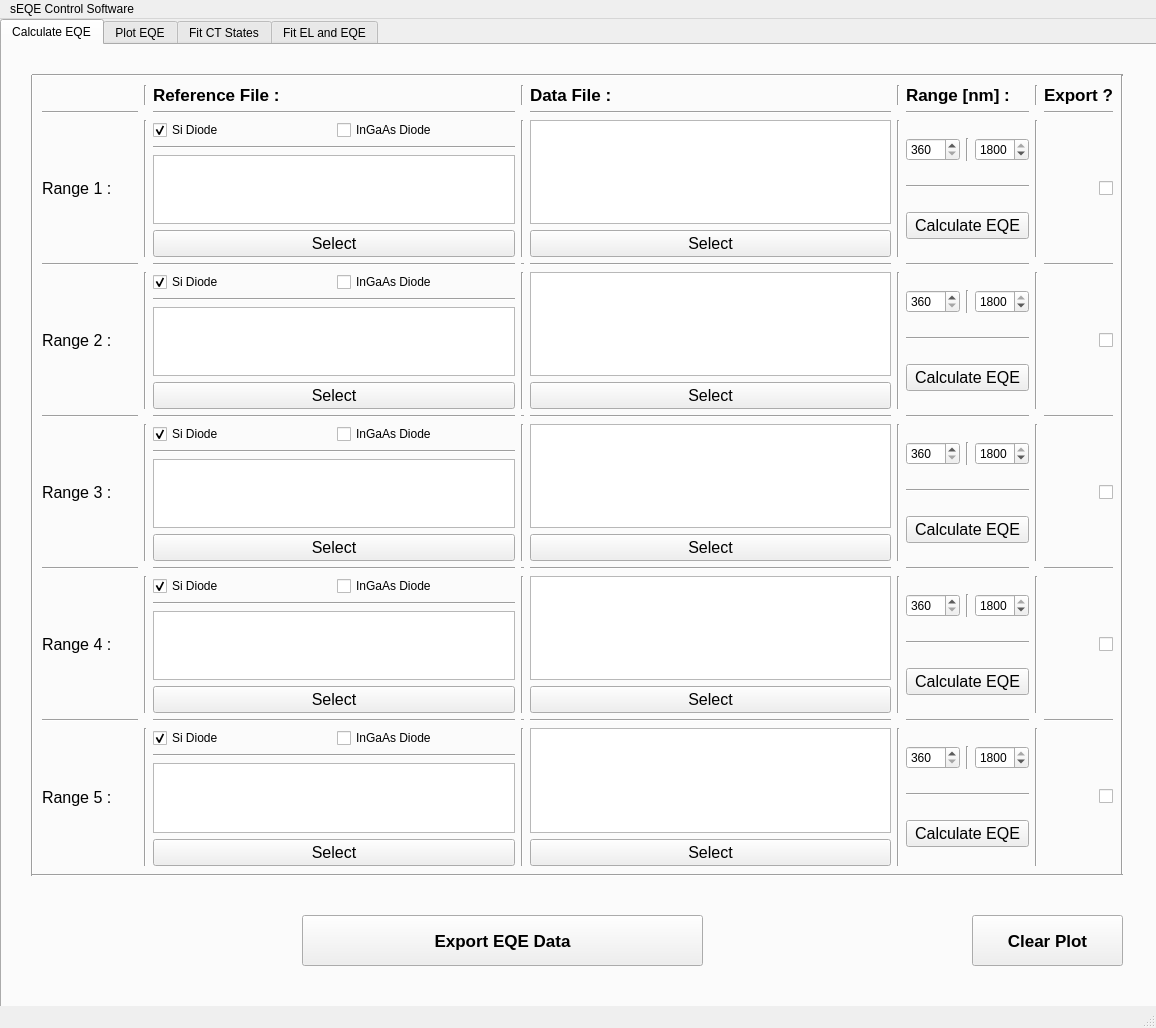
Old version of the form GUI.ui in the repository annajungbluth/sEQE-Analysis-Software.
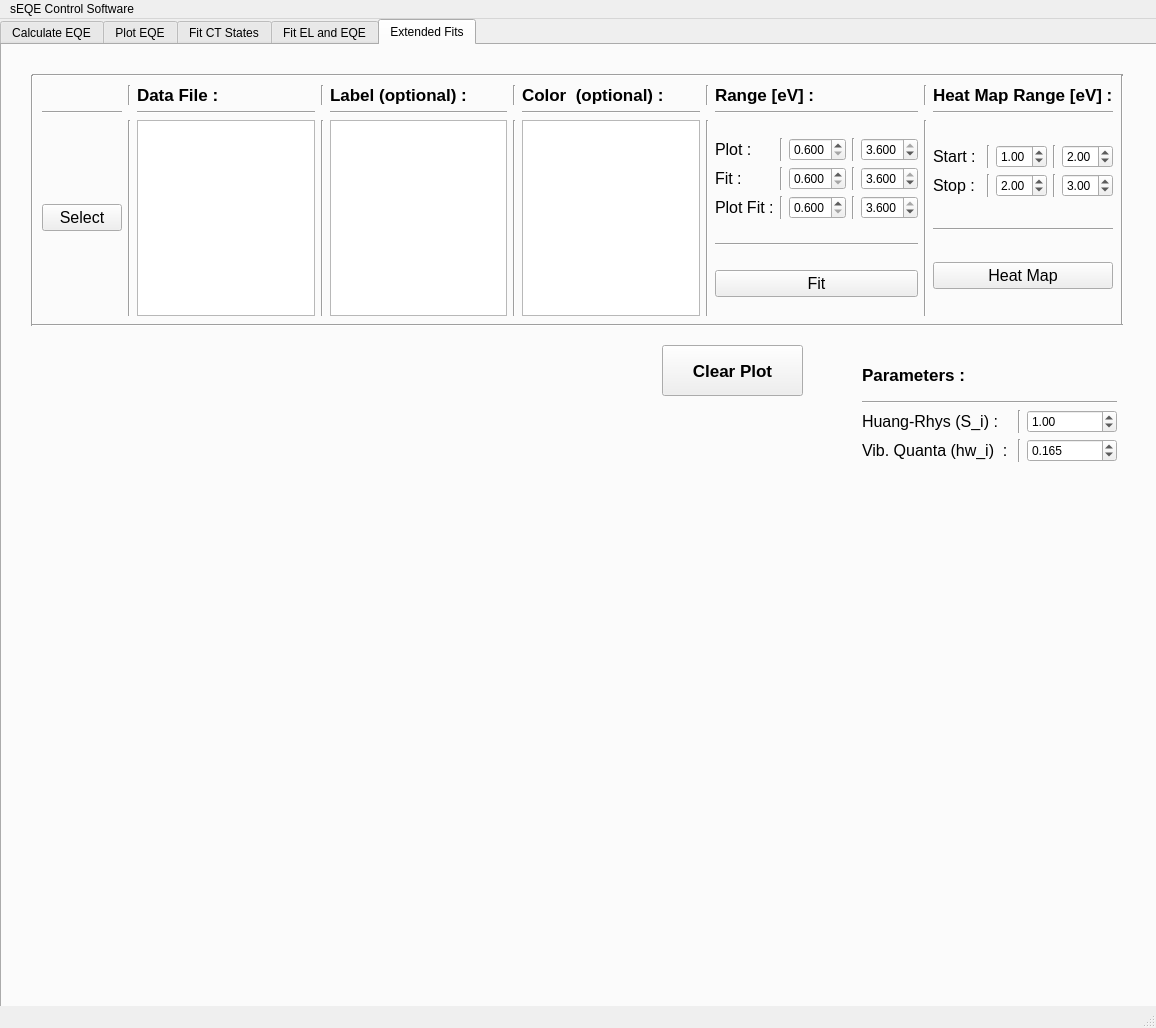
New version of the form. The open tabs and pages were chosen to show the change.

Commit message: Started to add functionality for MLJ Plotting

```diff
--- a/GUI.ui
+++ b/GUI.ui
@@ -6705,6 +6705,790 @@
       </property>
      </widget>
     </widget>
+    <widget class="QWidget" name="tab_5">
+     <attribute name="title">
+      <string>Extended Fits</string>
+     </attribute>
+     <widget class="Line" name="line_369">
+      <property name="geometry">
+       <rect>
+        <x>30</x>
+        <y>20</y>
+        <width>1091</width>
+        <height>20</height>
+       </rect>
+      </property>
+      <property name="orientation">
+       <enum>Qt::Horizontal</enum>
+      </property>
+     </widget>
+     <widget class="Line" name="line_370">
+      <property name="geometry">
+       <rect>
+        <x>20</x>
+        <y>30</y>
+        <width>21</width>
+        <height>251</height>
+       </rect>
+      </property>
+      <property name="orientation">
+       <enum>Qt::Vertical</enum>
+      </property>
+     </widget>
+     <widget class="Line" name="line_371">
+      <property name="geometry">
+       <rect>
+        <x>1110</x>
+        <y>30</y>
+        <width>21</width>
+        <height>251</height>
+       </rect>
+      </property>
+      <property name="orientation">
+       <enum>Qt::Vertical</enum>
+      </property>
+     </widget>
+     <widget class="Line" name="line_372">
+      <property name="geometry">
+       <rect>
+        <x>30</x>
+        <y>270</y>
+        <width>1091</width>
+        <height>20</height>
+       </rect>
+      </property>
+      <property name="orientation">
+       <enum>Qt::Horizontal</enum>
+      </property>
+     </widget>
+     <widget class="QWidget" name="gridLayoutWidget_6">
+      <property name="geometry">
+       <rect>
+        <x>40</x>
+        <y>40</y>
+        <width>1071</width>
+        <height>231</height>
+       </rect>
+      </property>
+      <layout class="QGridLayout" name="gridLayout_26">
+       <item row="1" column="9">
+        <widget class="Line" name="line_409">
+         <property name="orientation">
+          <enum>Qt::Horizontal</enum>
+         </property>
+        </widget>
+       </item>
+       <item row="0" column="9">
+        <widget class="QLabel" name="label_64">
+         <property name="font">
+          <font>
+           <pointsize>13</pointsize>
+           <weight>75</weight>
+           <bold>true</bold>
+          </font>
+         </property>
+         <property name="text">
+          <string>Range [eV] :</string>
+         </property>
+        </widget>
+       </item>
+       <item row="1" column="11">
+        <widget class="Line" name="line_375">
+         <property name="orientation">
+          <enum>Qt::Horizontal</enum>
+         </property>
+        </widget>
+       </item>
+       <item row="2" column="10">
+        <widget class="Line" name="line_388">
+         <property name="orientation">
+          <enum>Qt::Vertical</enum>
+         </property>
+        </widget>
+       </item>
+       <item row="2" column="9">
+        <layout class="QVBoxLayout" name="verticalLayout_43">
+         <item>
+          <layout class="QGridLayout" name="gridLayout_25">
+           <item row="1" column="0">
+            <widget class="QLabel" name="label_56">
+             <property name="font">
+              <font>
+               <pointsize>12</pointsize>
+              </font>
+             </property>
+             <property name="text">
+              <string>Fit :</string>
+             </property>
+            </widget>
+           </item>
+           <item row="0" column="0">
+            <widget class="QLabel" name="label_57">
+             <property name="font">
+              <font>
+               <pointsize>12</pointsize>
+              </font>
+             </property>
+             <property name="text">
+              <string>Plot :</string>
+             </property>
+            </widget>
+           </item>
+           <item row="0" column="3">
+            <widget class="Line" name="line_425">
+             <property name="orientation">
+              <enum>Qt::Vertical</enum>
+             </property>
+            </widget>
+           </item>
+           <item row="1" column="2">
+            <widget class="QDoubleSpinBox" name="startExtraFit">
+             <property name="decimals">
+              <number>3</number>
+             </property>
+             <property name="minimum">
+              <double>0.600000000000000</double>
+             </property>
+             <property name="maximum">
+              <double>3.600000000000000</double>
+             </property>
+             <property name="value">
+              <double>0.600000000000000</double>
+             </property>
+            </widget>
+           </item>
+           <item row="1" column="4">
+            <widget class="QDoubleSpinBox" name="stopExtraFit">
+             <property name="suffix">
+              <string/>
+             </property>
+             <property name="decimals">
+              <number>3</number>
+             </property>
+             <property name="minimum">
+              <double>0.600000000000000</double>
+             </property>
+             <property name="maximum">
+              <double>3.600000000000000</double>
+             </property>
+             <property name="value">
+              <double>3.600000000000000</double>
+             </property>
+            </widget>
+           </item>
+           <item row="0" column="1">
+            <widget class="Line" name="line_426">
+             <property name="orientation">
+              <enum>Qt::Vertical</enum>
+             </property>
+            </widget>
+           </item>
+           <item row="1" column="3">
+            <widget class="Line" name="line_427">
+             <property name="orientation">
+              <enum>Qt::Vertical</enum>
+             </property>
+            </widget>
+           </item>
+           <item row="0" column="2">
+            <widget class="QDoubleSpinBox" name="startExtraPlot">
+             <property name="decimals">
+              <number>3</number>
+             </property>
+             <property name="minimum">
+              <double>0.600000000000000</double>
+             </property>
+             <property name="maximum">
+              <double>3.600000000000000</double>
+             </property>
+             <property name="value">
+              <double>0.600000000000000</double>
+             </property>
+            </widget>
+           </item>
+           <item row="1" column="1">
+            <widget class="Line" name="line_428">
+             <property name="orientation">
+              <enum>Qt::Vertical</enum>
+             </property>
+            </widget>
+           </item>
+           <item row="0" column="4">
+            <widget class="QDoubleSpinBox" name="stopExtraPlot">
+             <property name="suffix">
+              <string/>
+             </property>
+             <property name="decimals">
+              <number>3</number>
+             </property>
+             <property name="minimum">
+              <double>0.600000000000000</double>
+             </property>
+             <property name="maximum">
+              <double>3.600000000000000</double>
+             </property>
+             <property name="value">
+              <double>3.600000000000000</double>
+             </property>
+            </widget>
+           </item>
+           <item row="2" column="2">
+            <widget class="QDoubleSpinBox" name="startExtraFitPlot">
+             <property name="decimals">
+              <number>3</number>
+             </property>
+             <property name="minimum">
+              <double>0.600000000000000</double>
+             </property>
+             <property name="maximum">
+              <double>3.600000000000000</double>
+             </property>
+             <property name="value">
+              <double>0.600000000000000</double>
+             </property>
+            </widget>
+           </item>
+           <item row="2" column="4">
+            <widget class="QDoubleSpinBox" name="stopExtraFitPlot">
+             <property name="suffix">
+              <string/>
+             </property>
+             <property name="decimals">
+              <number>3</number>
+             </property>
+             <property name="minimum">
+              <double>0.600000000000000</double>
+             </property>
+             <property name="maximum">
+              <double>3.600000000000000</double>
+             </property>
+             <property name="value">
+              <double>3.600000000000000</double>
+             </property>
+            </widget>
+           </item>
+           <item row="2" column="0">
+            <widget class="QLabel" name="label_58">
+             <property name="font">
+              <font>
+               <pointsize>12</pointsize>
+              </font>
+             </property>
+             <property name="text">
+              <string>Plot Fit :</string>
+             </property>
+            </widget>
+           </item>
+           <item row="2" column="1">
+            <widget class="Line" name="line_429">
+             <property name="orientation">
+              <enum>Qt::Vertical</enum>
+             </property>
+            </widget>
+           </item>
+           <item row="2" column="3">
+            <widget class="Line" name="line_430">
+             <property name="orientation">
+              <enum>Qt::Vertical</enum>
+             </property>
+            </widget>
+           </item>
+          </layout>
+         </item>
+         <item>
+          <widget class="Line" name="line_431">
+           <property name="orientation">
+            <enum>Qt::Horizontal</enum>
+           </property>
+          </widget>
+         </item>
+         <item>
+          <widget class="QPushButton" name="extraFitButton">
+           <property name="font">
+            <font>
+             <pointsize>12</pointsize>
+             <weight>50</weight>
+             <bold>false</bold>
+            </font>
+           </property>
+           <property name="text">
+            <string>Fit</string>
+           </property>
+          </widget>
+         </item>
+        </layout>
+       </item>
+       <item row="2" column="5">
+        <widget class="QTextEdit" name="textBox_xF2"/>
+       </item>
+       <item row="0" column="7">
+        <widget class="QLabel" name="label_74">
+         <property name="font">
+          <font>
+           <pointsize>13</pointsize>
+           <weight>75</weight>
+           <bold>true</bold>
+          </font>
+         </property>
+         <property name="text">
+          <string>Color  (optional) :</string>
+         </property>
+        </widget>
+       </item>
+       <item row="0" column="10">
+        <widget class="Line" name="line_401">
+         <property name="orientation">
+          <enum>Qt::Vertical</enum>
+         </property>
+        </widget>
+       </item>
+       <item row="2" column="8">
+        <widget class="Line" name="line_413">
+         <property name="orientation">
+          <enum>Qt::Vertical</enum>
+         </property>
+        </widget>
+       </item>
+       <item row="2" column="7">
+        <widget class="QTextEdit" name="textBox_xF3"/>
+       </item>
+       <item row="2" column="3">
+        <widget class="Line" name="line_411">
+         <property name="orientation">
+          <enum>Qt::Vertical</enum>
+         </property>
+        </widget>
+       </item>
+       <item row="0" column="2">
+        <widget class="QLabel" name="label_79">
+         <property name="font">
+          <font>
+           <pointsize>13</pointsize>
+           <weight>75</weight>
+           <bold>true</bold>
+          </font>
+         </property>
+         <property name="text">
+          <string>Data File :</string>
+         </property>
+        </widget>
+       </item>
+       <item row="0" column="5">
+        <widget class="QLabel" name="label_68">
+         <property name="font">
+          <font>
+           <pointsize>13</pointsize>
+           <weight>75</weight>
+           <bold>true</bold>
+          </font>
+         </property>
+         <property name="text">
+          <string>Label (optional) :</string>
+         </property>
+        </widget>
+       </item>
+       <item row="1" column="7">
+        <widget class="Line" name="line_407">
+         <property name="orientation">
+          <enum>Qt::Horizontal</enum>
+         </property>
+        </widget>
+       </item>
+       <item row="2" column="6">
+        <widget class="Line" name="line_414">
+         <property name="orientation">
+          <enum>Qt::Vertical</enum>
+         </property>
+        </widget>
+       </item>
+       <item row="2" column="1">
+        <widget class="Line" name="line_404">
+         <property name="orientation">
+          <enum>Qt::Vertical</enum>
+         </property>
+        </widget>
+       </item>
+       <item row="0" column="3">
+        <widget class="Line" name="line_496">
+         <property name="orientation">
+          <enum>Qt::Vertical</enum>
+         </property>
+        </widget>
+       </item>
+       <item row="0" column="11">
+        <widget class="QLabel" name="label_50">
+         <property name="font">
+          <font>
+           <pointsize>13</pointsize>
+           <weight>75</weight>
+           <bold>true</bold>
+          </font>
+         </property>
+         <property name="text">
+          <string>Heat Map Range [eV] :</string>
+         </property>
+        </widget>
+       </item>
+       <item row="0" column="1">
+        <widget class="Line" name="line_387">
+         <property name="orientation">
+          <enum>Qt::Vertical</enum>
+         </property>
+        </widget>
+       </item>
+       <item row="1" column="2">
+        <widget class="Line" name="line_403">
+         <property name="orientation">
+          <enum>Qt::Horizontal</enum>
+         </property>
+        </widget>
+       </item>
+       <item row="0" column="8">
+        <widget class="Line" name="line_400">
+         <property name="orientation">
+          <enum>Qt::Vertical</enum>
+         </property>
+        </widget>
+       </item>
+       <item row="0" column="6">
+        <widget class="Line" name="line_393">
+         <property name="orientation">
+          <enum>Qt::Vertical</enum>
+         </property>
+        </widget>
+       </item>
+       <item row="2" column="0">
+        <widget class="QPushButton" name="browseButton_extraFit">
+         <property name="font">
+          <font>
+           <pointsize>12</pointsize>
+          </font>
+         </property>
+         <property name="text">
+          <string>Select</string>
+         </property>
+        </widget>
+       </item>
+       <item row="2" column="2">
+        <widget class="QTextEdit" name="textBox_xF1"/>
+       </item>
+       <item row="1" column="5">
+        <widget class="Line" name="line_402">
+         <property name="orientation">
+          <enum>Qt::Horizontal</enum>
+         </property>
+        </widget>
+       </item>
+       <item row="1" column="0">
+        <widget class="Line" name="line_412">
+         <property name="orientation">
+          <enum>Qt::Horizontal</enum>
+         </property>
+        </widget>
+       </item>
+       <item row="2" column="11">
+        <layout class="QVBoxLayout" name="verticalLayout_26">
+         <item>
+          <layout class="QGridLayout" name="gridLayout_14">
+           <item row="0" column="2">
+            <widget class="QDoubleSpinBox" name="extraStartStart">
+             <property name="suffix">
+              <string/>
+             </property>
+             <property name="decimals">
+              <number>2</number>
+             </property>
+             <property name="minimum">
+              <double>0.600000000000000</double>
+             </property>
+             <property name="maximum">
+              <double>3.600000000000000</double>
+             </property>
+             <property name="value">
+              <double>1.000000000000000</double>
+             </property>
+            </widget>
+           </item>
+           <item row="0" column="0">
+            <widget class="QLabel" name="label_51">
+             <property name="font">
+              <font>
+               <pointsize>12</pointsize>
+              </font>
+             </property>
+             <property name="text">
+              <string>Start :</string>
+             </property>
+            </widget>
+           </item>
+           <item row="1" column="2">
+            <widget class="QDoubleSpinBox" name="extraStopStart">
+             <property name="suffix">
+              <string/>
+             </property>
+             <property name="decimals">
+              <number>2</number>
+             </property>
+             <property name="minimum">
+              <double>0.600000000000000</double>
+             </property>
+             <property name="maximum">
+              <double>3.600000000000000</double>
+             </property>
+             <property name="value">
+              <double>2.000000000000000</double>
+             </property>
+            </widget>
+           </item>
+           <item row="1" column="3">
+            <widget class="Line" name="line_376">
+             <property name="orientation">
+              <enum>Qt::Vertical</enum>
+             </property>
+            </widget>
+           </item>
+           <item row="0" column="1">
+            <widget class="Line" name="line_377">
+             <property name="orientation">
+              <enum>Qt::Vertical</enum>
+             </property>
+            </widget>
+           </item>
+           <item row="0" column="4">
+            <widget class="QDoubleSpinBox" name="extraStartStop">
+             <property name="suffix">
+              <string/>
+             </property>
+             <property name="decimals">
+              <number>2</number>
+             </property>
+             <property name="minimum">
+              <double>0.600000000000000</double>
+             </property>
+             <property name="maximum">
+              <double>3.600000000000000</double>
+             </property>
+             <property name="value">
+              <double>2.000000000000000</double>
+             </property>
+            </widget>
+           </item>
+           <item row="1" column="0">
+            <widget class="QLabel" name="label_52">
+             <property name="font">
+              <font>
+               <pointsize>12</pointsize>
+              </font>
+             </property>
+             <property name="text">
+              <string>Stop :</string>
+             </property>
+            </widget>
+           </item>
+           <item row="1" column="1">
+            <widget class="Line" name="line_378">
+             <property name="orientation">
+              <enum>Qt::Vertical</enum>
+             </property>
+            </widget>
+           </item>
+           <item row="1" column="4">
+            <widget class="QDoubleSpinBox" name="extraStopStop">
+             <property name="suffix">
+              <string/>
+             </property>
+             <property name="decimals">
+              <number>2</number>
+             </property>
+             <property name="minimum">
+              <double>0.600000000000000</double>
+             </property>
+             <property name="maximum">
+              <double>3.600000000000000</double>
+             </property>
+             <property name="value">
+              <double>3.000000000000000</double>
+             </property>
+            </widget>
+           </item>
+           <item row="0" column="3">
+            <widget class="Line" name="line_379">
+             <property name="orientation">
+              <enum>Qt::Vertical</enum>
+             </property>
+            </widget>
+           </item>
+          </layout>
+         </item>
+         <item>
+          <widget class="Line" name="line_380">
+           <property name="orientation">
+            <enum>Qt::Horizontal</enum>
+           </property>
+          </widget>
+         </item>
+         <item>
+          <widget class="QPushButton" name="extraHeatButton">
+           <property name="font">
+            <font>
+             <pointsize>12</pointsize>
+             <weight>50</weight>
+             <bold>false</bold>
+            </font>
+           </property>
+           <property name="text">
+            <string>Heat Map</string>
+           </property>
+          </widget>
+         </item>
+        </layout>
+       </item>
+      </layout>
+     </widget>
+     <widget class="QWidget" name="gridLayoutWidget_4">
+      <property name="geometry">
+       <rect>
+        <x>860</x>
+        <y>310</y>
+        <width>255</width>
+        <height>107</height>
+       </rect>
+      </property>
+      <layout class="QGridLayout" name="gridLayout_15">
+       <item row="0" column="0">
+        <widget class="QLabel" name="label_78">
+         <property name="font">
+          <font>
+           <pointsize>13</pointsize>
+           <weight>75</weight>
+           <bold>true</bold>
+          </font>
+         </property>
+         <property name="text">
+          <string>Parameters :</string>
+         </property>
+        </widget>
+       </item>
+       <item row="1" column="0">
+        <widget class="Line" name="line_410">
+         <property name="orientation">
+          <enum>Qt::Horizontal</enum>
+         </property>
+        </widget>
+       </item>
+       <item row="2" column="0">
+        <layout class="QGridLayout" name="gridLayout_24">
+         <item row="0" column="0">
+          <widget class="QLabel" name="label_54">
+           <property name="font">
+            <font>
+             <pointsize>12</pointsize>
+            </font>
+           </property>
+           <property name="text">
+            <string>Huang-Rhys (S_i) : </string>
+           </property>
+          </widget>
+         </item>
+         <item row="0" column="1">
+          <widget class="Line" name="line_421">
+           <property name="orientation">
+            <enum>Qt::Vertical</enum>
+           </property>
+          </widget>
+         </item>
+         <item row="1" column="0">
+          <widget class="QLabel" name="label_55">
+           <property name="font">
+            <font>
+             <pointsize>12</pointsize>
+            </font>
+           </property>
+           <property name="text">
+            <string>Vib. Quanta (hw_i)  : </string>
+           </property>
+          </widget>
+         </item>
+         <item row="1" column="1">
+          <widget class="Line" name="line_422">
+           <property name="orientation">
+            <enum>Qt::Vertical</enum>
+           </property>
+          </widget>
+         </item>
+         <item row="0" column="2">
+          <widget class="QDoubleSpinBox" name="Huang_Rhys">
+           <property name="suffix">
+            <string/>
+           </property>
+           <property name="decimals">
+            <number>2</number>
+           </property>
+           <property name="minimum">
+            <double>0.600000000000000</double>
+           </property>
+           <property name="maximum">
+            <double>3.600000000000000</double>
+           </property>
+           <property name="value">
+            <double>1.000000000000000</double>
+           </property>
+          </widget>
+         </item>
+         <item row="1" column="2">
+          <widget class="QDoubleSpinBox" name="vib_Energy">
+           <property name="suffix">
+            <string/>
+           </property>
+           <property name="decimals">
+            <number>3</number>
+           </property>
+           <property name="minimum">
+            <double>0.000000000000000</double>
+           </property>
+           <property name="maximum">
+            <double>1.000000000000000</double>
+           </property>
+           <property name="value">
+            <double>0.165000000000000</double>
+           </property>
+          </widget>
+         </item>
+        </layout>
+       </item>
+      </layout>
+     </widget>
+     <widget class="QPushButton" name="clearButton_extraFit">
+      <property name="geometry">
+       <rect>
+        <x>660</x>
+        <y>300</y>
+        <width>141</width>
+        <height>51</height>
+       </rect>
+      </property>
+      <property name="font">
+       <font>
+        <pointsize>13</pointsize>
+        <weight>75</weight>
+        <italic>false</italic>
+        <bold>true</bold>
+       </font>
+      </property>
+      <property name="text">
+       <string>Clear Plot</string>
+      </property>
+     </widget>
+     <zorder>line_369</zorder>
+     <zorder>line_370</zorder>
+     <zorder>line_371</zorder>
+     <zorder>line_372</zorder>
+     <zorder>gridLayoutWidget_6</zorder>
+     <zorder>label_78</zorder>
+     <zorder>gridLayoutWidget_4</zorder>
+     <zorder>clearButton_extraFit</zorder>
+     <zorder>clearButton_extraFit</zorder>
+    </widget>
    </widget>
   </widget>
   <widget class="QMenuBar" name="menubar">
```
The commit also changes 2 other files.
